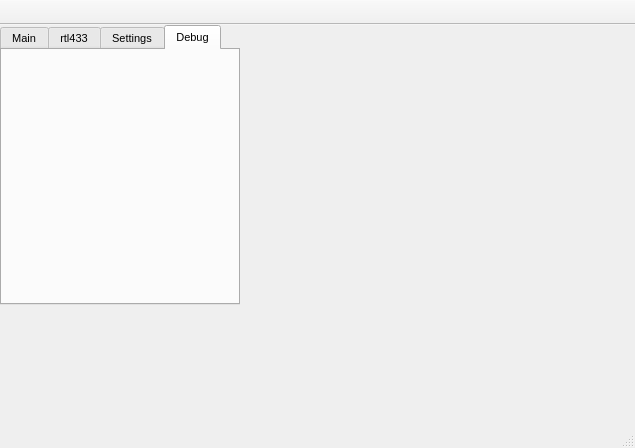
Qt form mainwindow.ui (rfilipovich/pressure_sniffer) before a commit.
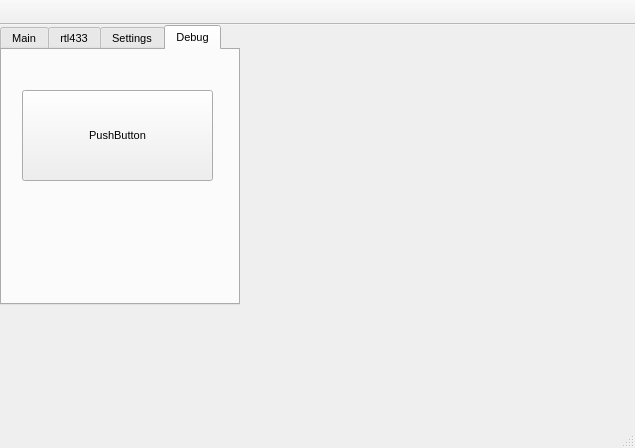
The same form after that commit. The open tabs and pages were chosen to show the change.

```diff
--- a/mainwindow.ui
+++ b/mainwindow.ui
@@ -322,6 +322,19 @@
      <attribute name="title">
       <string>Debug</string>
      </attribute>
+     <widget class="QPushButton" name="testPushButton">
+      <property name="geometry">
+       <rect>
+        <x>20</x>
+        <y>40</y>
+        <width>191</width>
+        <height>91</height>
+       </rect>
+      </property>
+      <property name="text">
+       <string>PushButton</string>
+      </property>
+     </widget>
     </widget>
    </widget>
   </widget>
```
Left out of the diff: 4 changed lines with no effect on the pictures.
